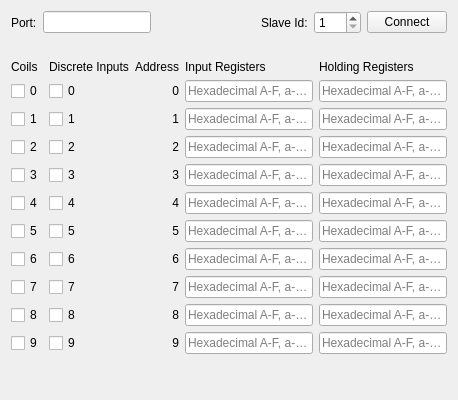
This is examples/serialbus/modbus/slave/mainwindow.ui in qt/qtserialbus as Qt 5 draws it before an edit. The edited form follows.
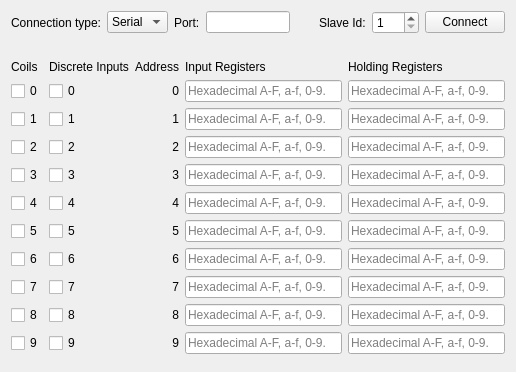
This is the edited form.

Commit message:
Update examples to able to choose Serial or TCP.
Also, pushButton was renamed to connectButton to improve
readability.

```diff
--- a/examples/serialbus/modbus/slave/mainwindow.ui
+++ b/examples/serialbus/modbus/slave/mainwindow.ui
@@ -6,8 +6,8 @@
    <rect>
     <x>0</x>
     <y>0</y>
-    <width>458</width>
-    <height>400</height>
+    <width>516</width>
+    <height>372</height>
    </rect>
   </property>
   <property name="windowTitle">
@@ -17,7 +17,23 @@
    <layout class="QVBoxLayout" name="verticalLayout">
     <item>
      <layout class="QGridLayout" name="gridLayout">
-      <item row="0" column="2">
+      <item row="0" column="7">
+       <widget class="QPushButton" name="connectButton">
+        <property name="sizePolicy">
+         <sizepolicy hsizetype="Maximum" vsizetype="Fixed">
+          <horstretch>0</horstretch>
+          <verstretch>0</verstretch>
+         </sizepolicy>
+        </property>
+        <property name="text">
+         <string>Connect</string>
+        </property>
+        <property name="checkable">
+         <bool>false</bool>
+        </property>
+       </widget>
+      </item>
+      <item row="0" column="4">
        <spacer name="horizontalSpacer">
         <property name="orientation">
          <enum>Qt::Horizontal</enum>
@@ -30,59 +46,7 @@
         </property>
        </spacer>
       </item>
-      <item row="0" column="5">
-       <widget class="QPushButton" name="pushButton">
-        <property name="sizePolicy">
-         <sizepolicy hsizetype="Maximum" vsizetype="Fixed">
-          <horstretch>0</horstretch>
-          <verstretch>0</verstretch>
-         </sizepolicy>
-        </property>
-        <property name="text">
-         <string>Connect</string>
-        </property>
-        <property name="checkable">
-         <bool>false</bool>
-        </property>
-       </widget>
-      </item>
-      <item row="0" column="0">
-       <widget class="QLabel" name="label_2">
-        <property name="sizePolicy">
-         <sizepolicy hsizetype="Maximum" vsizetype="Preferred">
-          <horstretch>0</horstretch>
-          <verstretch>0</verstretch>
-         </sizepolicy>
-        </property>
-        <property name="text">
-         <string>Port:</string>
-        </property>
-       </widget>
-      </item>
-      <item row="0" column="1">
-       <widget class="QLineEdit" name="portEdit">
-        <property name="sizePolicy">
-         <sizepolicy hsizetype="Preferred" vsizetype="Fixed">
-          <horstretch>0</horstretch>
-          <verstretch>0</verstretch>
-         </sizepolicy>
-        </property>
-       </widget>
-      </item>
-      <item row="0" column="3">
-       <widget class="QLabel" name="label_27">
-        <property name="sizePolicy">
-         <sizepolicy hsizetype="Maximum" vsizetype="Preferred">
-          <horstretch>0</horstretch>
-          <verstretch>0</verstretch>
-         </sizepolicy>
-        </property>
-        <property name="text">
-         <string>Slave Id:</string>
-        </property>
-       </widget>
-      </item>
-      <item row="0" column="4">
+      <item row="0" column="6">
        <widget class="QSpinBox" name="slaveEdit">
         <property name="sizePolicy">
          <sizepolicy hsizetype="Maximum" vsizetype="Fixed">
@@ -98,7 +62,50 @@
         </property>
        </widget>
       </item>
-      <item row="1" column="0" colspan="6">
+      <item row="0" column="3">
+       <widget class="QLineEdit" name="portEdit">
+        <property name="sizePolicy">
+         <sizepolicy hsizetype="Preferred" vsizetype="Fixed">
+          <horstretch>0</horstretch>
+          <verstretch>0</verstretch>
+         </sizepolicy>
+        </property>
+       </widget>
+      </item>
+      <item row="0" column="5">
+       <widget class="QLabel" name="label_27">
+        <property name="sizePolicy">
+         <sizepolicy hsizetype="Maximum" vsizetype="Preferred">
+          <horstretch>0</horstretch>
+          <verstretch>0</verstretch>
+         </sizepolicy>
+        </property>
+        <property name="text">
+         <string>Slave Id:</string>
+        </property>
+       </widget>
+      </item>
+      <item row="0" column="2">
+       <widget class="QLabel" name="label_2">
+        <property name="sizePolicy">
+         <sizepolicy hsizetype="Maximum" vsizetype="Preferred">
+          <horstretch>0</horstretch>
+          <verstretch>0</verstretch>
+         </sizepolicy>
+        </property>
+        <property name="text">
+         <string>Port:</string>
+        </property>
+       </widget>
+      </item>
+      <item row="0" column="0">
+       <widget class="QLabel" name="label">
+        <property name="text">
+         <string>Connection type:</string>
+        </property>
+       </widget>
+      </item>
+      <item row="1" column="0" colspan="8">
        <widget class="QLabel" name="errorLabel">
         <property name="text">
          <string/>
@@ -108,6 +115,20 @@
         </property>
        </widget>
       </item>
+      <item row="0" column="1">
+       <widget class="QComboBox" name="connectType">
+        <item>
+         <property name="text">
+          <string>Serial</string>
+         </property>
+        </item>
+        <item>
+         <property name="text">
+          <string>TCP</string>
+         </property>
+        </item>
+       </widget>
+      </item>
      </layout>
     </item>
     <item>
```
The commit also changes 6 other files.
